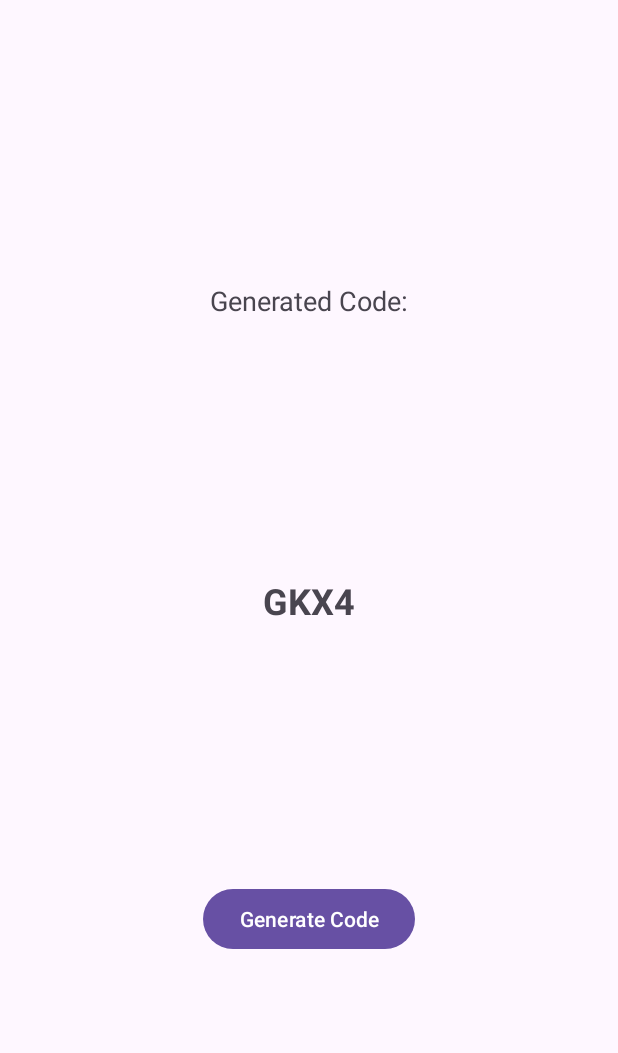
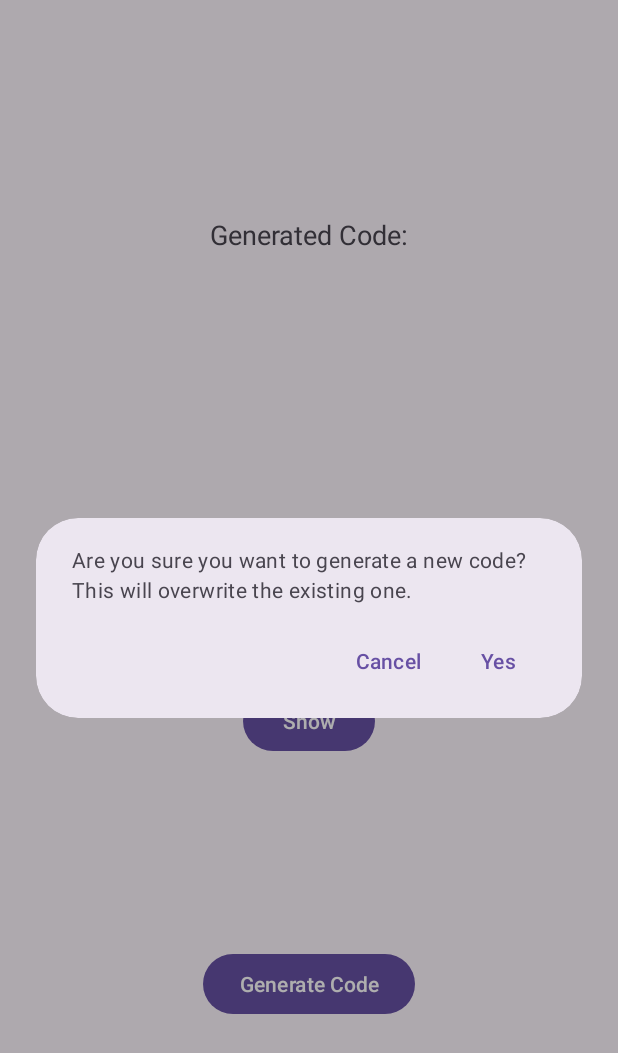
Before and after one commit to Pseudophobi4/getmeup-android, an Android app: the GenerateCodeActivity screen opened directly, with no data from a screen before it, after a tap on "Generate Code", on a phone screen of 412 x 824 dp. Shown: the top 1053 px of the screen. Run offline under Robolectric (Android 15) with nearby library versions, the phone set to English and light mode, and no system bars.

Commit message:
Added toggle visibility for tvCodeValue and implemented MaterialAlertDialog in GenerateCodeActivity

```diff
--- a/GetMeUp/app/src/main/java/com/example/getmeup/GenerateCodeActivity.kt
+++ b/GetMeUp/app/src/main/java/com/example/getmeup/GenerateCodeActivity.kt
@@ -1,16 +1,20 @@
 package com.example.getmeup
 
 import android.content.Context
+import android.content.SharedPreferences
 import android.os.Bundle
 import android.widget.Button
 import android.widget.TextView
 import androidx.appcompat.app.AppCompatActivity
+import com.google.android.material.dialog.MaterialAlertDialogBuilder
 import java.util.*
 
 class GenerateCodeActivity : AppCompatActivity() {
 
     private lateinit var tvCodeValue: TextView
     private lateinit var btnGenerateCode: Button
+    private lateinit var btnToggleVisibility: Button
+    private var isCodeVisible = false // Track visibility state
 
     override fun onCreate(savedInstanceState: Bundle?) {
         super.onCreate(savedInstanceState)
@@ -18,25 +22,26 @@ class GenerateCodeActivity : AppCompatActivity() {
 
         tvCodeValue = findViewById(R.id.tv_code_value)
         btnGenerateCode = findViewById(R.id.btn_generate_code)
+        btnToggleVisibility = findViewById(R.id.btn_toggle_visibility) // Button to toggle visibility
 
         // Retrieve the stored code from SharedPreferences, if available
         val sharedPreferences = getSharedPreferences("alarm_prefs", Context.MODE_PRIVATE)
         val savedCode = sharedPreferences.getString("alarm_code", "")
         tvCodeValue.text = savedCode ?: "No code generated"
 
+        // Initially hide the code
+        tvCodeValue.transformationMethod = android.text.method.PasswordTransformationMethod.getInstance()
+
         btnGenerateCode.setOnClickListener {
-            val generatedCode = generateRandomCode(4)
-            tvCodeValue.text = generatedCode
+            showMaterialConfirmationDialog(sharedPreferences) // Show Material Design dialog before generating code
+        }
 
-            // Store the generated code in SharedPreferences
-            with(sharedPreferences.edit()) {
-                putString("alarm_code", generatedCode)
-                apply()
-            }
+        btnToggleVisibility.setOnClickListener {
+            toggleCodeVisibility()
         }
     }
 
-    // Function to generate a random 12-character string with numbers and uppercase letters
+    // Function to generate a random 4-character string with numbers and uppercase letters
     private fun generateRandomCode(length: Int): String {
         val charPool = "0123456789ABCDEFGHIJKLMNOPQRSTUVWXYZ"
         val random = Random()
@@ -49,4 +54,47 @@ class GenerateCodeActivity : AppCompatActivity() {
 
         return code.toString()
     }
+
+    // Function to show a Material Design confirmation dialog before generating a new code
+    private fun showMaterialConfirmationDialog(sharedPreferences: SharedPreferences) {
+        MaterialAlertDialogBuilder(this)
+            .setMessage("Are you sure you want to generate a new code? This will overwrite the existing one.")
+            .setPositiveButton("Yes") { dialog, _ ->
+                val generatedCode = generateRandomCode(4)
+                tvCodeValue.text = generatedCode
+
+                // Show the new code
+                tvCodeValue.transformationMethod = null
+                btnToggleVisibility.text = "Hide"
+
+                if (!isCodeVisible) {
+                    isCodeVisible = true
+                }
+
+                // Store the generated code in SharedPreferences
+                with(sharedPreferences.edit()) {
+                    putString("alarm_code", generatedCode)
+                    apply()
+                }
+                dialog.dismiss() // Dismiss the dialog after generating the code
+            }
+            .setNegativeButton("Cancel") { dialog, _ ->
+                dialog.dismiss() // Cancel and close the dialog if the user presses "Cancel"
+            }
+            .show()
+    }
+
+    // Toggle the visibility of the code in the TextView
+    private fun toggleCodeVisibility() {
+        if (isCodeVisible) {
+            // Hide the code
+            tvCodeValue.transformationMethod = android.text.method.PasswordTransformationMethod.getInstance()
+            btnToggleVisibility.text = "Show"
+        } else {
+            // Show the code
+            tvCodeValue.transformationMethod = null
+            btnToggleVisibility.text = "Hide"
+        }
+        isCodeVisible = !isCodeVisible
+    }
 }
--- a/GetMeUp/app/src/main/res/layout/activity_generate_code.xml
+++ b/GetMeUp/app/src/main/res/layout/activity_generate_code.xml
@@ -16,16 +16,17 @@
         app:layout_constraintEnd_toEndOf="parent"
         app:layout_constraintHorizontal_bias="0.5"
         app:layout_constraintStart_toStartOf="parent"
-        app:layout_constraintTop_toTopOf="parent" />
+        app:layout_constraintTop_toTopOf="parent"
+        app:layout_constraintVertical_bias="0.5" />
 
     <TextView
         android:id="@+id/tv_code_value"
         android:layout_width="wrap_content"
         android:layout_height="wrap_content"
-        android:text="CODE"
+        android:text=""
         android:textSize="24sp"
         android:textStyle="bold"
-        app:layout_constraintBottom_toTopOf="@+id/btn_generate_code"
+        app:layout_constraintBottom_toTopOf="@+id/btn_toggle_visibility"
         app:layout_constraintEnd_toEndOf="parent"
         app:layout_constraintHorizontal_bias="0.5"
         app:layout_constraintStart_toStartOf="parent"
@@ -40,6 +41,17 @@
         app:layout_constraintEnd_toEndOf="parent"
         app:layout_constraintHorizontal_bias="0.5"
         app:layout_constraintStart_toStartOf="parent"
+        app:layout_constraintTop_toBottomOf="@+id/btn_toggle_visibility" />
+
+    <Button
+        android:id="@+id/btn_toggle_visibility"
+        android:layout_width="wrap_content"
+        android:layout_height="wrap_content"
+        android:text="Show"
+        app:layout_constraintBottom_toTopOf="@+id/btn_generate_code"
+        app:layout_constraintEnd_toEndOf="parent"
+        app:layout_constraintHorizontal_bias="0.5"
+        app:layout_constraintStart_toStartOf="parent"
         app:layout_constraintTop_toBottomOf="@+id/tv_code_value" />
 
 </androidx.constraintlayout.widget.ConstraintLayout>
```
